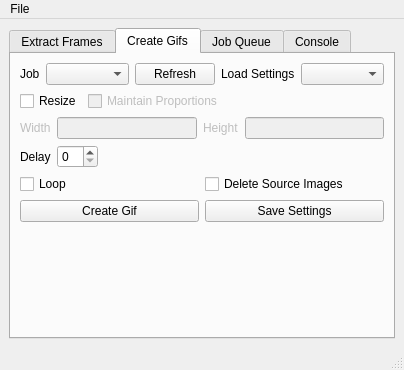
This is data/screen.ui in KaiAPaulhus/GifExtract as Qt 5 draws it before an edit. The edited form follows.
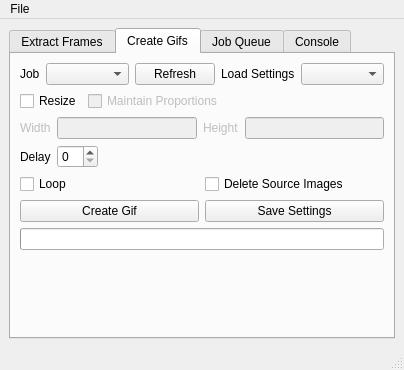
This is the edited form. The open tabs and pages were chosen to show the change.

Diff of the .ui file:
```diff
--- a/data/screen.ui
+++ b/data/screen.ui
@@ -496,6 +496,16 @@
           </item>
          </layout>
         </item>
+        <item>
+         <widget class="QProgressBar" name="progress_gif">
+          <property name="value">
+           <number>0</number>
+          </property>
+          <property name="textVisible">
+           <bool>false</bool>
+          </property>
+         </widget>
+        </item>
         <item>
          <spacer name="verticalSpacer_2">
           <property name="orientation">
```
Left out of the diff: 2 changed lines with no effect on the pictures.
